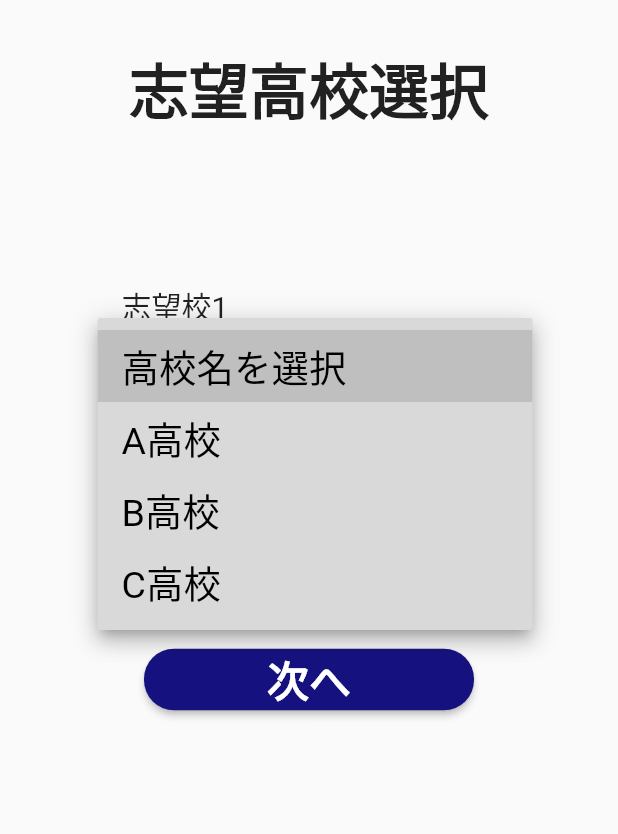
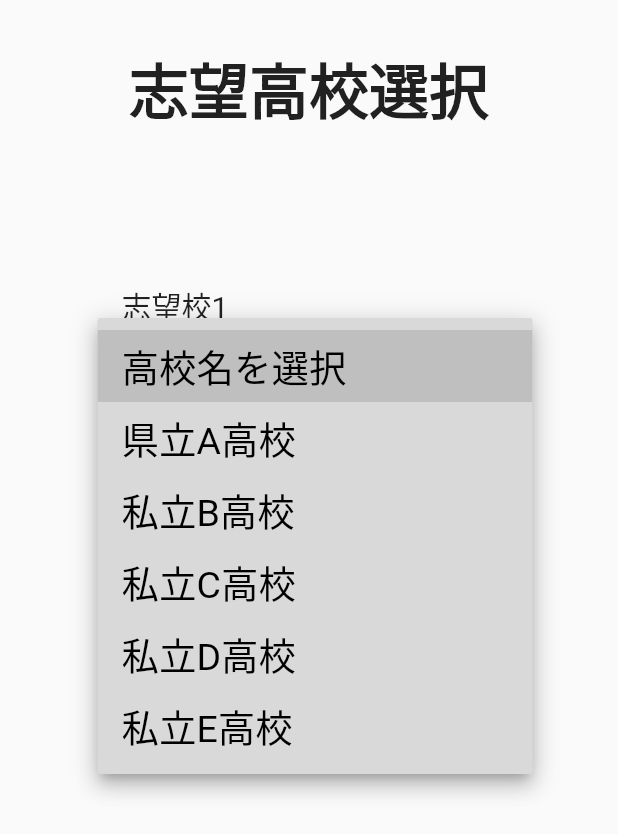
Before and after one commit to Dra-ryu/Heigan_Log, a Flutter app: what highschoolSelect() shows on an empty page, opened directly, after a tap on "高校名を選択", on a phone screen of 412 x 824 dp. Shown: the top 834 px of the screen. Run offline on Flutter 3.47's test engine with Material 2 defaults, Android fonts, the phone set to English and light mode, and no system bars.

Commit message:
最新化(選択できる高校名を変更)

```diff
--- a/lib/highschool_select.dart
+++ b/lib/highschool_select.dart
@@ -12,8 +12,8 @@ class _highschoolSelectState extends State<highschoolSelect> {
   String selectedHighschool_1 = '高校名を選択';
   String selectedHighschool_2 = '高校名を選択';
 
-  List<String> dropdownValues1 = ["高校名を選択","A高校", "B高校", "C高校"];
-  List<String> dropdownValues2 = ["高校名を選択","A高校", "B高校"];
+  List<String> dropdownValues1 = ["高校名を選択", "県立A高校", "私立B高校", "私立C高校", "私立D高校", "私立E高校"];
+  List<String> dropdownValues2 = ["高校名を選択","県立A高校", "私立B高校", "私立C高校", "私立D高校", "私立E高校"];
 
   @override
   Widget build(BuildContext context) {
```
